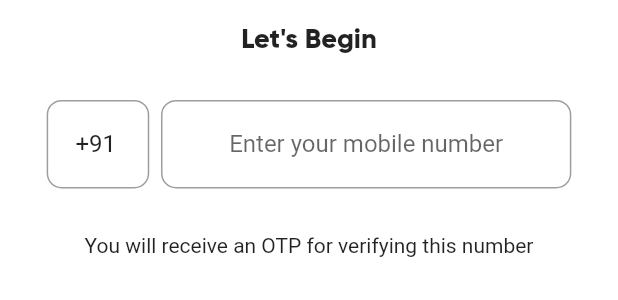
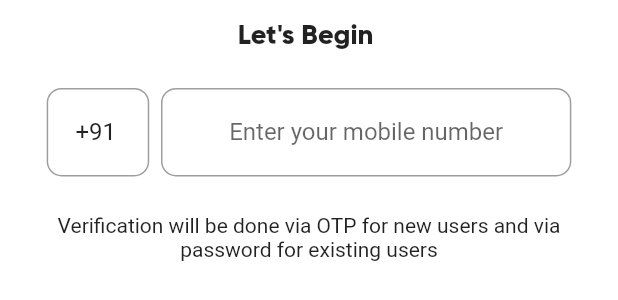
Before and after one commit to dscnitrourkela/project-raasan, a Flutter app: the LoginTextFieldWidget widget shown alone on an empty page, opened directly, on a phone screen of 412 x 824 dp. Shown: the top 300 px of the screen. Run offline on Flutter 3.47's test engine with Material 2 defaults, Android fonts, the phone set to English and light mode, and no system bars; our stand-ins replace cloud_firestore, connectivity, fancy_bottom_navigation, firebase_analytics, firebase_auth, firebase_crashlytics and 9 more; accounts and stored records are empty.

Commit message:
Remove OTP Password confusion

```diff
--- a/gogrocy/lib/ui/widgets/login_text_field_widget.dart
+++ b/gogrocy/lib/ui/widgets/login_text_field_widget.dart
@@ -78,7 +78,7 @@ class _LoginTextFieldWidgetState extends State<LoginTextFieldWidget> {
             mainAxisSize: MainAxisSize.max,
             children: <Widget>[
               Text(
-                'Let\'s Begin',
+                'Let\'s Begin ',
                 style: TextStyle(
                     fontWeight: FontWeight.bold,
                     fontFamily: 'Gilroy',
@@ -171,7 +171,8 @@ class _LoginTextFieldWidgetState extends State<LoginTextFieldWidget> {
                 ],
               ),
               Text(
-                'You will receive an OTP for verifying this number',
+                'Verification will be done via OTP for new users and via password for existing users',
+                textAlign: TextAlign.center,
               ),
             ],
           ),
```
